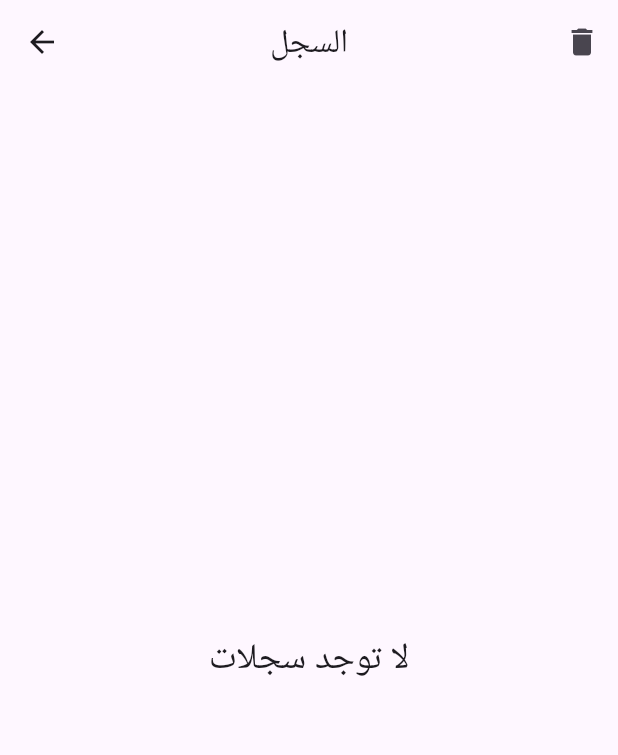
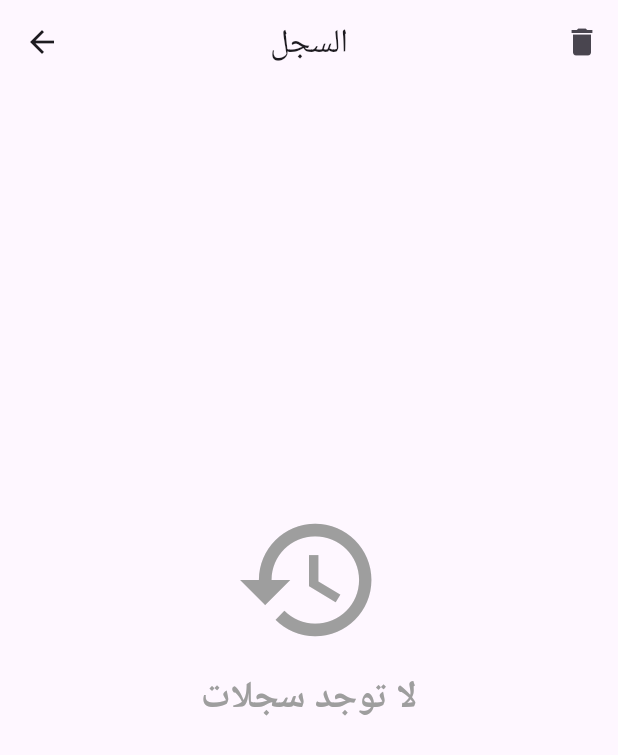
Before and after one commit to mohamedmagdy2301/maps_app, a Flutter app: the screen it shows after launch, after a tap on the "history" icon, on a phone screen of 412 x 824 dp. Shown: the top 755 px of the screen. Run offline on Flutter 3.47's test engine with Material 3 defaults, Android fonts, the phone set to English and light mode, and no system bars; our stand-ins replace flutter_map, geocoding, geolocator, latlong2, shared_preferences.

Commit message:
refactor History Screen Widget

```diff
--- a/lib/screens/history_screen.dart
+++ b/lib/screens/history_screen.dart
@@ -1,7 +1,8 @@
 import 'package:flutter/material.dart';
 import 'package:openstreetmap/core/contants.dart';
-import 'package:openstreetmap/core/determine_position.dart';
 import 'package:openstreetmap/core/shared_preferences_manager.dart';
+import 'package:openstreetmap/widgets/history_markers_listview.dart';
+import 'package:openstreetmap/widgets/no_there_history_markers.dart';
 
 class HistoryScreen extends StatefulWidget {
   const HistoryScreen({super.key});
@@ -32,53 +33,8 @@ class _HistoryScreenState extends State<HistoryScreen> {
         ],
       ),
       body: historyMarkers.isEmpty
-          ? const Center(
-              child: Text(
-                'لا توجد سجلات',
-                style: TextStyle(
-                  fontSize: 24,
-                ),
-              ),
-            )
-          : ListView.builder(
-              itemCount: historyMarkers.length,
-              itemBuilder: (context, index) {
-                return Padding(
-                  padding:
-                      const EdgeInsets.symmetric(horizontal: 20, vertical: 5),
-                  child: Card(
-                    child: Column(
-                      crossAxisAlignment: CrossAxisAlignment.end,
-                      children: [
-                        Text(
-                          'الموقع: ${historyMarkers[index][0]}',
-                          style: const TextStyle(
-                            fontSize: 20,
-                          ),
-                        ),
-                        Text(
-                          viewDuration(historyMarkers[index][1]),
-                          style: const TextStyle(
-                            fontSize: 18,
-                          ),
-                        ),
-                        Text(
-                          viewDistance(historyMarkers[index][2]),
-                          style: const TextStyle(
-                            fontSize: 18,
-                          ),
-                        ),
-                        const Divider(
-                          color: Colors.black,
-                          thickness: .5,
-                          height: 15,
-                        ),
-                      ],
-                    ),
-                  ),
-                );
-              },
-            ),
+          ? const NoThereHistoryMarkers()
+          : HistoryMarkersListView(historyMarkers: historyMarkers),
     );
   }
 }
--- /dev/null
+++ b/lib/widgets/no_there_history_markers.dart
@@ -0,0 +1,34 @@
+import 'package:flutter/material.dart';
+
+class NoThereHistoryMarkers extends StatelessWidget {
+  const NoThereHistoryMarkers({
+    super.key,
+  });
+
+  @override
+  Widget build(BuildContext context) {
+    return const Center(
+      child: Column(
+        mainAxisAlignment: MainAxisAlignment.center,
+        crossAxisAlignment: CrossAxisAlignment.center,
+        children: [
+          Icon(
+            Icons.history,
+            size: 100,
+            color: Colors.grey,
+          ),
+          SizedBox(height: 10),
+          Text(
+            'لا توجد سجلات',
+            style: TextStyle(
+              fontSize: 25,
+              fontWeight: FontWeight.bold,
+              color: Colors.grey,
+            ),
+          ),
+          SizedBox(height: 60),
+        ],
+      ),
+    );
+  }
+}
```
Also changed, not shown: lib/widgets/history_markers_listview.dart (added, +55 -0 lines).
